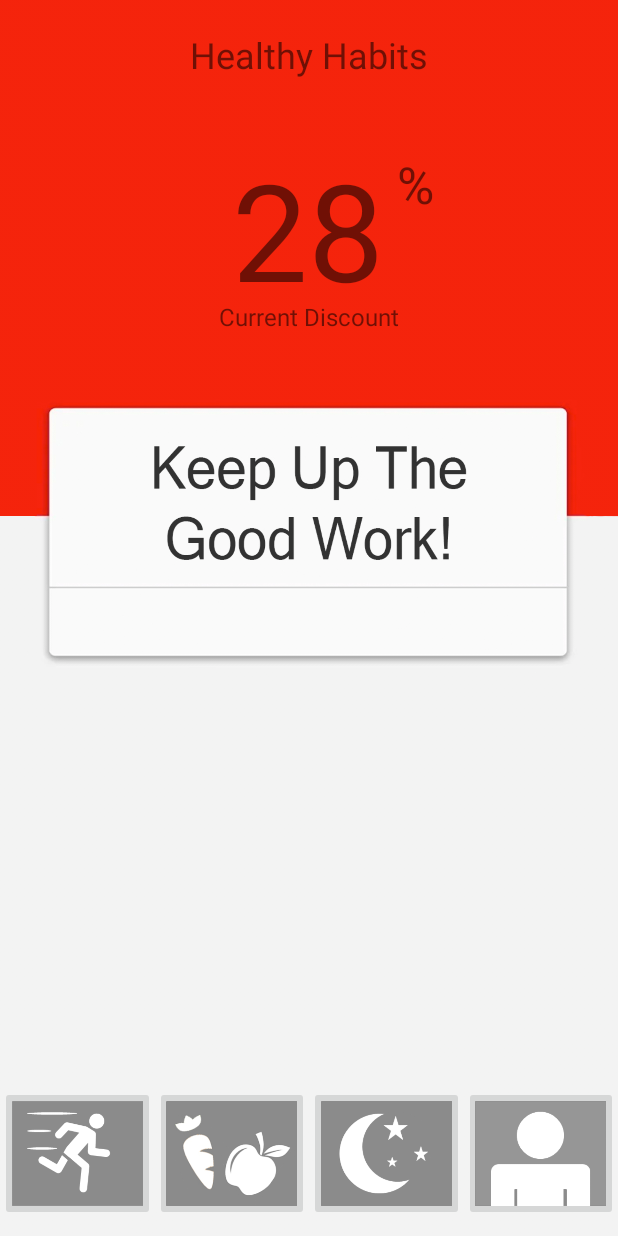
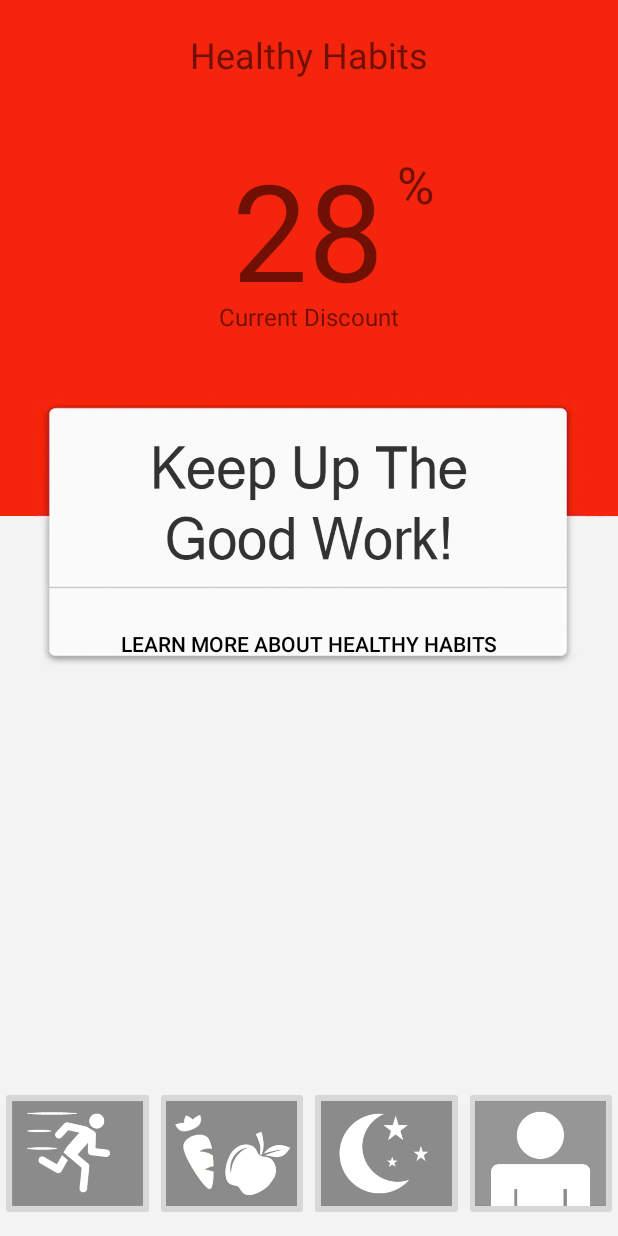
Before and after one commit to WillowArk/HealthyHabits, an Android app: the screen it shows after launch (MainActivity), on a phone screen of 412 x 824 dp. Run offline under Robolectric (Android 15) with nearby library versions, the phone set to English and light mode, and no system bars; 1 statement that could not run was skipped.

Commit message:
add button and format

```diff
--- a/app/src/main/res/layout/activity_main.xml
+++ b/app/src/main/res/layout/activity_main.xml
@@ -118,4 +118,19 @@
         app:layout_constraintStart_toStartOf="@+id/textView2"
         app:layout_constraintTop_toTopOf="@+id/textView3" />
 
+    <Button
+        android:id="@+id/button4"
+        style="@style/Widget.AppCompat.Button.Borderless.Colored"
+        android:layout_width="wrap_content"
+        android:layout_height="wrap_content"
+        android:layout_marginStart="64dp"
+        android:layout_marginTop="183dp"
+        android:layout_marginEnd="64dp"
+        android:onClick="smallPopUp"
+        android:text="Learn More About Healthy Habits"
+        android:textColor="#000000"
+        app:layout_constraintEnd_toEndOf="parent"
+        app:layout_constraintStart_toStartOf="parent"
+        app:layout_constraintTop_toBottomOf="@+id/textView6" />
+
 </androidx.constraintlayout.widget.ConstraintLayout>
```
Also changed, not shown: app/src/main/java/com/example/myapplication/MainActivity.java (+31 -0 lines), app/src/main/res/layout/popup_window.xml (added, +21 -0 lines).
